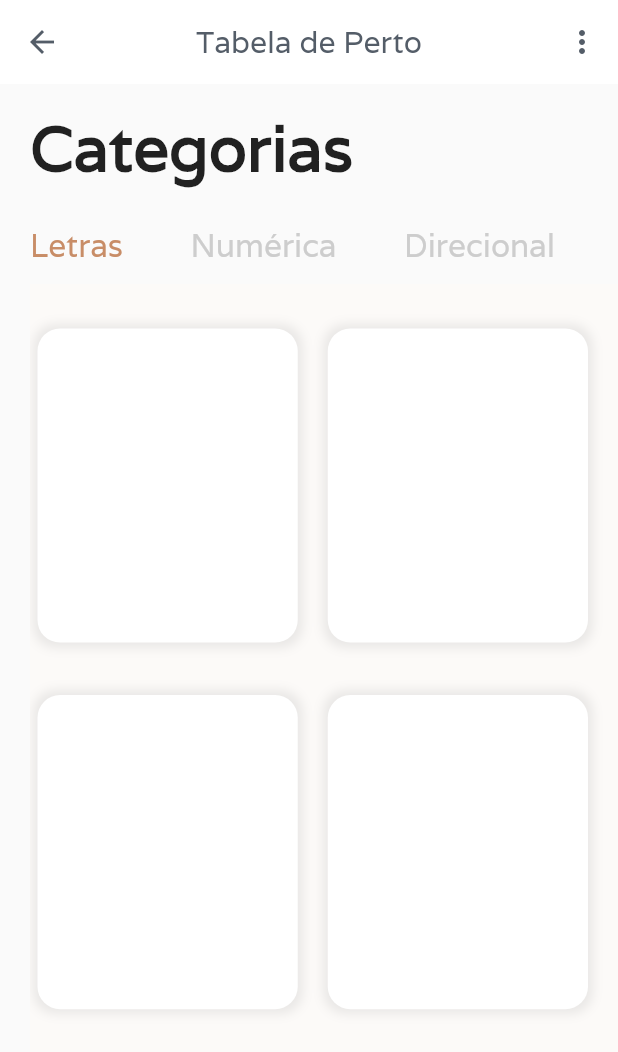
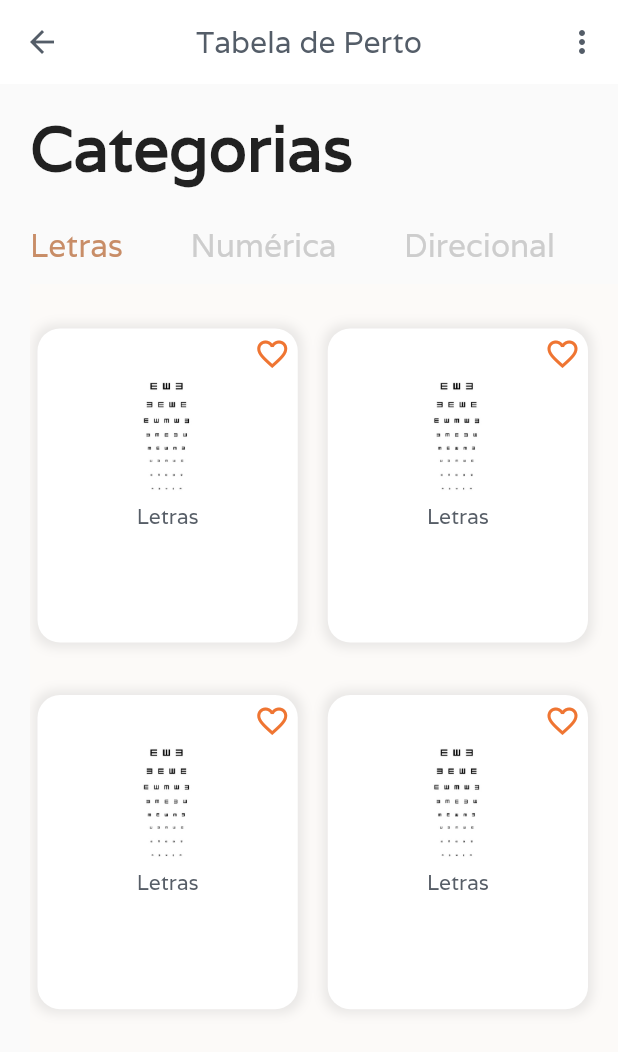
Before and after one commit to JonatasnCosta/tabeladeperto, a Flutter app: the screen it shows after launch, on a phone screen of 412 x 824 dp. Shown: the top 1052 px of the screen. Run offline on Flutter 3.47's test engine with Material 2 defaults, Android fonts, the phone set to English and light mode, and no system bars.

Commit message:
Criado a segunda fase

```diff
--- /dev/null
+++ b/projeto/Direcional.txt
@@ -0,0 +1,2 @@
+direcional
+formas
--- /dev/null
+++ b/projeto/Letras.txt
@@ -0,0 +1,4 @@
+letras
+slem
+português
+ingles
--- /dev/null
+++ b/projeto/Numérica.txt
@@ -0,0 +1 @@
+não tenho ideia ainda
--- a/tabeladeperto_app/lib/MenuBotoes.dart
+++ b/tabeladeperto_app/lib/Menus/MenuBotoes.dart
@@ -1,5 +1,4 @@
 import 'package:flutter/material.dart';
-
 
 class MenuBotoes extends StatelessWidget {
   @override
@@ -20,13 +19,13 @@ class MenuBotoes extends StatelessWidget {
               mainAxisSpacing: 15.0,
               childAspectRatio: 0.8,
               children: <Widget>[
-               _buildCard('Tabela numerica', '\$1234', 'assets/logo.jpg',
+               _buildCard('Letras', '\$1234', 'assets/logo.jpg',
                false, false, context),
-               _buildCard('Tabela numerica', '\$1234', 'assets/logo.jpg',
+               _buildCard('Letras', '\$1234', 'assets/logo.jpg',
                false, false, context),
-               _buildCard('Tabela numerica', '\$1234', 'assets/logo.jpg',
+               _buildCard('Letras', '\$1234', 'assets/logo.jpg',
                false, false, context),
-               _buildCard('Tabela numerica', '\$1234', 'assets/logo.jpg',
+               _buildCard('Letras', '\$1234', 'assets/logo.jpg',
                false, false, context)
               ],
             ),
@@ -52,8 +51,43 @@ class MenuBotoes extends StatelessWidget {
             ],
             color: Colors.white
           ),
+          child: Column(
+            children: <Widget>[
+             Padding(
+                padding: EdgeInsets.all(5.0),
+                child: Row(
+                  mainAxisAlignment: MainAxisAlignment.end,
+                  children: <Widget>[
+                    isFavorite ? Icon(Icons.favorite, color: Color(0xffef7532)):
+                    Icon(Icons.favorite_border, color: Color(0xffef7532))
+                  ]
+                )
+              ),
+              Hero(
+              tag: imgPath,
+              child: Container(
+                height: 75.0,
+                width: 75.0,
+                decoration: BoxDecoration(
+                  image: DecorationImage(
+                  image: AssetImage(imgPath),
+                  fit: BoxFit.contain
+                  )
+                ),
+              ),
+              ),
+             SizedBox(height: 7.0,),
+             Text(name,
+               style: TextStyle(
+                 fontFamily: 'Varela',
+                 fontSize: 14.0,
+                 color: Color(0xff575e67)
+               ),
+             )
+            ],
+          ),
         )
       )
-      );
+    );
  }
 }
--- a/tabeladeperto_app/lib/main.dart
+++ b/tabeladeperto_app/lib/main.dart
@@ -1,6 +1,4 @@
 import 'package:flutter/material.dart';
-//import 'package:tabeladeperto_app/TabelaLetras.dart';
-//import 'package:tabeladeperto_app/TabelaNumerica.dart';
 import 'package:tabeladeperto_app/Home.dart';
 
 
```
Also changed, not shown: tabeladeperto_app/lib/Home.dart (+2 -8 lines), tabeladeperto_app/lib/Tabelas/TesteDetalis.dart (added, +227 -0 lines), tabeladeperto_app/lib/Tabelas/TabelaLetras.dart (renamed from tabeladeperto_app/lib/TabelaLetras.dart), tabeladeperto_app/lib/Tabelas/TabelaNumerica.dart (renamed from tabeladeperto_app/lib/TabelaNumerica.dart), tabeladeperto_app/lib/Tabelas/Teste.dart (renamed from tabeladeperto_app/lib/Teste.dart).
